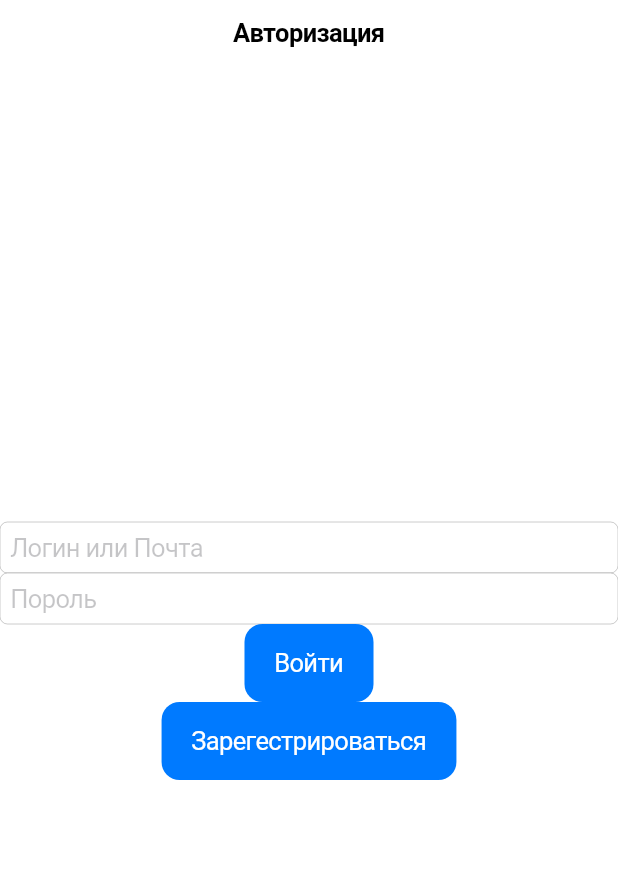
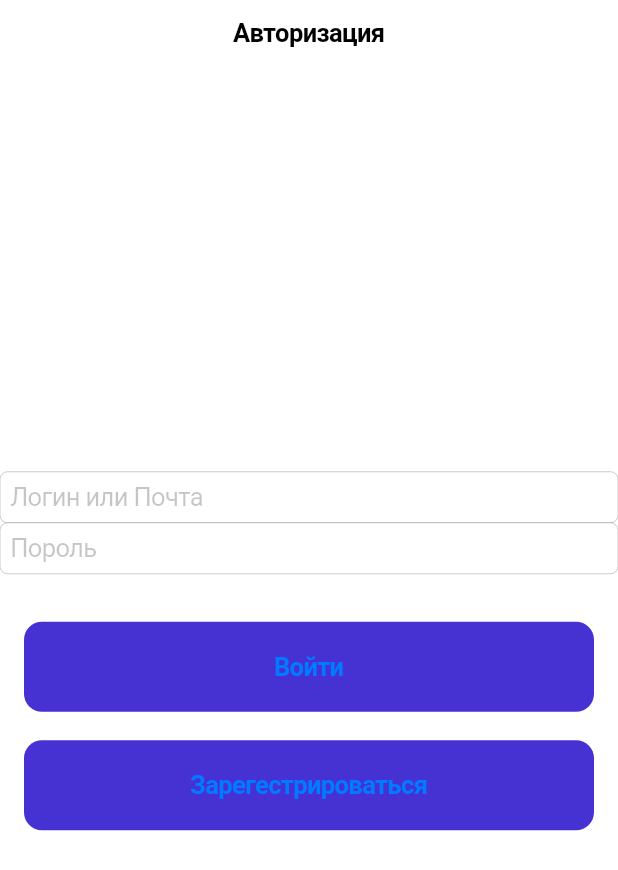
Before and after one commit to 7keel/project, a Flutter app: the screen it shows after launch, on a phone screen of 412 x 824 dp. Shown: the top 870 px of the screen. Run offline on Flutter 3.47's test engine with Material 2 defaults, Android fonts, the phone set to English and light mode, and no system bars.

Commit message:
Добавил стили и отступы для кнопок

```diff
--- a/lib/src/screens/auth/auth_screen.dart
+++ b/lib/src/screens/auth/auth_screen.dart
@@ -12,6 +12,7 @@ class AuthScreen extends StatelessWidget {
       child: SafeArea(
         child: Column(
           mainAxisAlignment: MainAxisAlignment.center,
+          crossAxisAlignment: CrossAxisAlignment.stretch,
           children: [
             CupertinoTextField(
               placeholder: "Логин или Почта",
@@ -19,13 +20,31 @@ class AuthScreen extends StatelessWidget {
             CupertinoTextField(
               placeholder: "Пороль",
             ),
-            CupertinoButton.filled(
-              child: const Text("Войти"),
-              onPressed: () {},
+            const SizedBox(
+              height: 32,
             ),
-            CupertinoButton.filled(
-              child: const Text("Зарегестрироваться"),
-              onPressed: () {},
+            Padding(
+              padding: const EdgeInsets.symmetric(horizontal: 16),
+              child: CupertinoButton(
+                color: Color(0xFF4631D2),
+                padding: const EdgeInsets.symmetric(vertical: 20),
+                child: const Text("Войти",
+                    style: TextStyle(fontWeight: FontWeight.bold)),
+                onPressed: () {},
+              ),
+            ),
+            const SizedBox(height: 19),
+            Padding(
+              padding: const EdgeInsets.symmetric(horizontal: 16),
+              child: CupertinoButton(
+                color: Color(0xFF4631D2),
+                padding: const EdgeInsets.symmetric(vertical: 20),
+                child: const Text(
+                  "Зарегестрироваться",
+                  style: TextStyle(fontWeight: FontWeight.bold),
+                ),
+                onPressed: () {},
+              ),
             )
           ],
         ),
```
